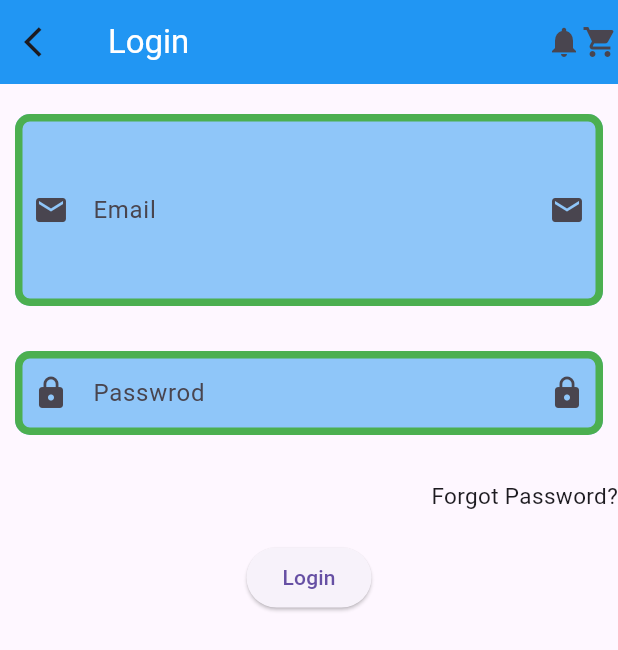
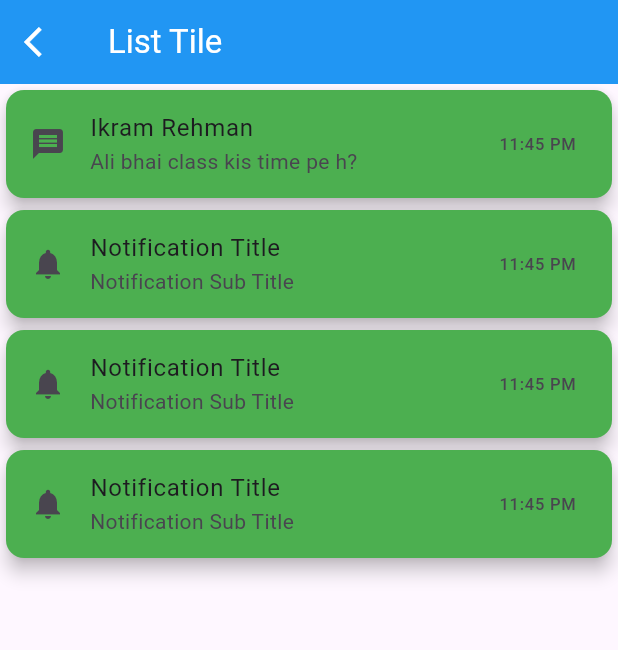
Before and after one commit to MuhammadAliKust/Flutter-B13, a Flutter app: the screen it shows after launch, on a phone screen of 412 x 824 dp. Shown: the top 650 px of the screen. Run offline on Flutter 3.47's test engine with Material 3 defaults, Android fonts, the phone set to English and light mode, and no system bars; our stand-ins replace image_picker, string_validator.

Commit message:
Card and ListTile Done

```diff
--- /dev/null
+++ b/lib/list_tile.dart
@@ -0,0 +1,66 @@
+import 'package:flutter/material.dart';
+
+class ListTileDemo extends StatelessWidget {
+  const ListTileDemo({super.key});
+
+  @override
+  Widget build(BuildContext context) {
+    return Scaffold(
+      appBar: AppBar(
+        backgroundColor: Colors.blue,
+        leading: Icon(
+          Icons.arrow_back_ios,
+          color: Colors.white,
+        ),
+        title: Text(
+          "List Tile",
+          style: TextStyle(color: Colors.white),
+        ),
+      ),
+      body: Column(
+        children: [
+          Card(
+            elevation: 5,
+            color: Colors.green,
+            child: ListTile(
+              leading: Icon(Icons.message),
+              title: Text("Ikram Rehman"),
+              subtitle: Text("Ali bhai class kis time pe h?"),
+              trailing: Text("11:45 PM"),
+            ),
+          ),
+          Card(
+            elevation: 5,
+            color: Colors.green,
+            child: ListTile(
+              leading: Icon(Icons.notifications),
+              title: Text("Notification Title"),
+              subtitle: Text("Notification Sub Title"),
+              trailing: Text("11:45 PM"),
+            ),
+          ),
+          Card(
+            elevation: 5,
+            color: Colors.green,
+            child: ListTile(
+              leading: Icon(Icons.notifications),
+              title: Text("Notification Title"),
+              subtitle: Text("Notification Sub Title"),
+              trailing: Text("11:45 PM"),
+            ),
+          ),
+          Card(
+            elevation: 5,
+            color: Colors.green,
+            child: ListTile(
+              leading: Icon(Icons.notifications),
+              title: Text("Notification Title"),
+              subtitle: Text("Notification Sub Title"),
+              trailing: Text("11:45 PM"),
+            ),
+          ),
+        ],
+      ),
+    );
+  }
+}
--- a/lib/login.dart
+++ b/lib/login.dart
@@ -1,5 +1,7 @@
 import 'package:flutter/material.dart';
 import 'package:string_validator/string_validator.dart';
+
+
 class LoginView extends StatelessWidget {
   LoginView({super.key});
 
--- a/lib/main.dart
+++ b/lib/main.dart
@@ -1,4 +1,5 @@
 import 'package:flutter/material.dart';
+import 'package:flutter_b14/list_tile.dart';
 import 'package:flutter_b14/login.dart';
 
 import 'file_image.dart';
@@ -13,7 +14,7 @@ class MyApp extends StatelessWidget {
   @override
   Widget build(BuildContext context) {
     return MaterialApp(
-      home: LoginView(),
+      home: ListTileDemo(),
     );
   }
 }
```
